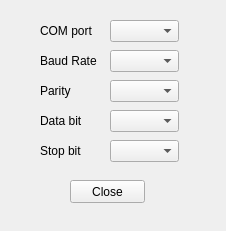
The window that configure.ui (hungchuan/Terminal) describes before a commit, drawn with Qt 5.
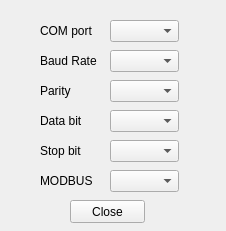
The same window after the commit.

The edit to the form file:
```diff
--- a/configure.ui
+++ b/configure.ui
@@ -132,7 +132,7 @@
    <property name="geometry">
     <rect>
      <x>70</x>
-     <y>180</y>
+     <y>200</y>
      <width>75</width>
      <height>23</height>
     </rect>
@@ -141,6 +141,29 @@
     <string>Close</string>
    </property>
   </widget>
+  <widget class="QComboBox" name="ModbusType">
+   <property name="geometry">
+    <rect>
+     <x>110</x>
+     <y>170</y>
+     <width>69</width>
+     <height>22</height>
+    </rect>
+   </property>
+  </widget>
+  <widget class="QLabel" name="label_6">
+   <property name="geometry">
+    <rect>
+     <x>40</x>
+     <y>170</y>
+     <width>61</width>
+     <height>21</height>
+    </rect>
+   </property>
+   <property name="text">
+    <string>MODBUS</string>
+   </property>
+  </widget>
  </widget>
  <resources/>
  <connections/>
```
